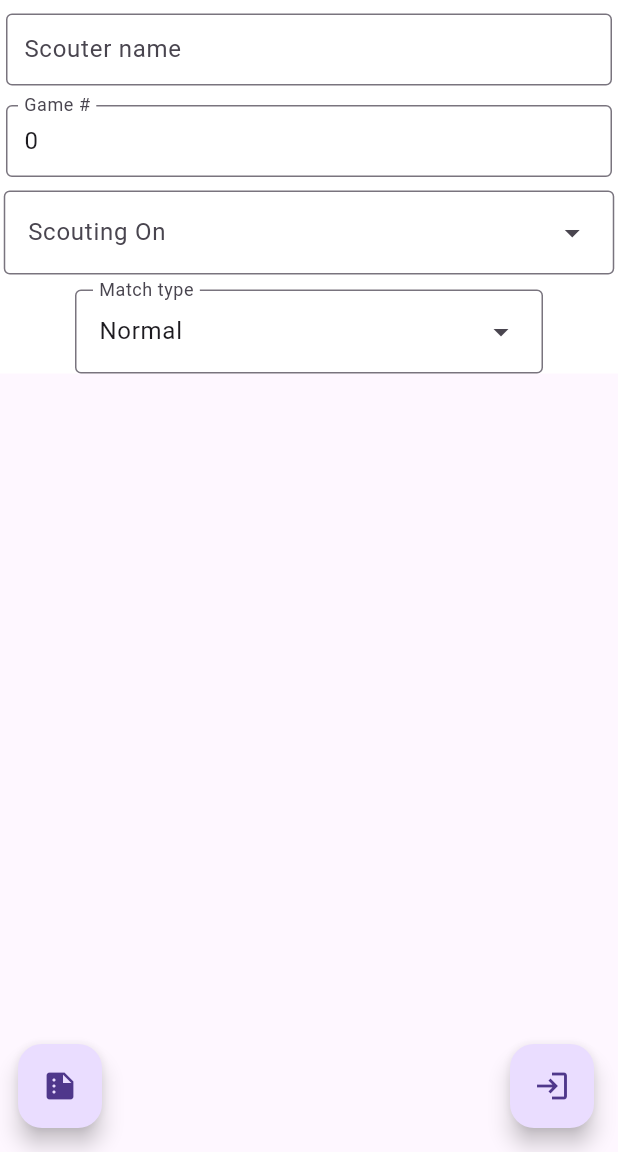
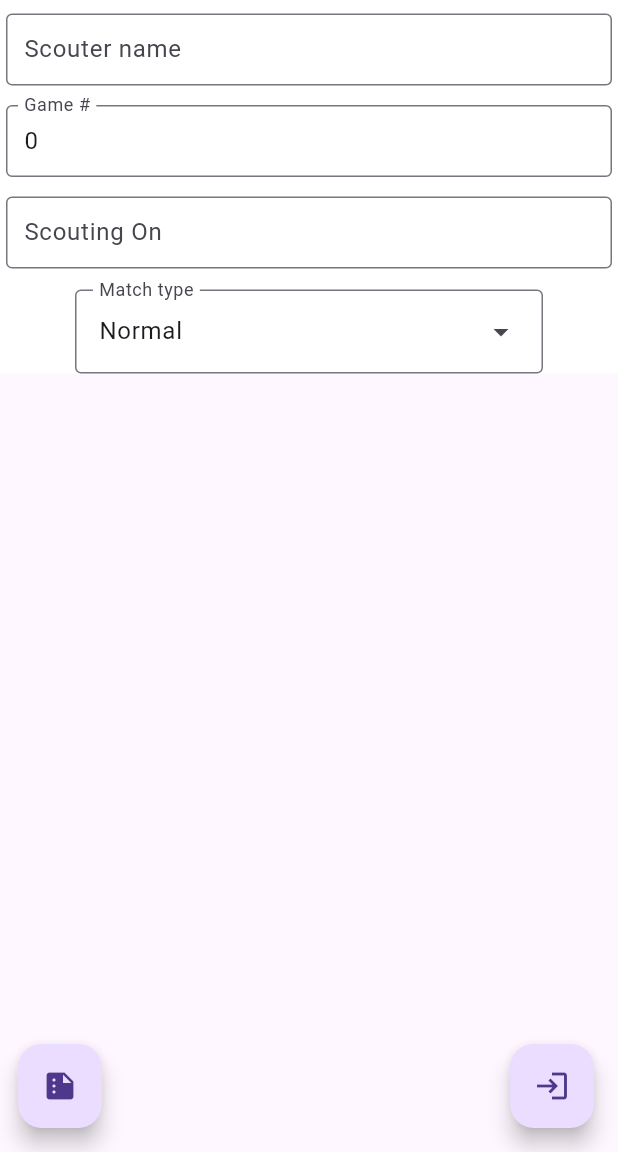
Before and after one commit to ionicbond-robotics/Scouting-Site-2024, a Flutter app: the HomePage screen opened directly, on a phone screen of 412 x 824 dp, the part 84-1236 px from its top. Run offline on Flutter 3.47's test engine with Material 3 defaults, Android fonts, the phone set to English and light mode, and no system bars; our stand-ins replace cloud_firestore, connectivity_plus, firebase_core, fl_chart, shared_preferences; missing offline and left inert: universal_html; accounts and stored records are empty; statements that could not run were skipped.

Commit message:
Added option for inputting any team if the teams data for that game does not exist (#1)

```diff
--- a/lib/pages/home_page.dart
+++ b/lib/pages/home_page.dart
@@ -5,7 +5,6 @@ import 'package:flutter/scheduler.dart';
 // Project imports:
 import 'package:scouting_site/pages/login_page.dart';
 import 'package:scouting_site/pages/summation/averages_page.dart';
-import 'package:scouting_site/pages/summation/scouting_entries_page.dart';
 import 'package:scouting_site/services/formatters/text_formatter_builder.dart';
 import 'package:scouting_site/services/localstorage.dart';
 import 'package:scouting_site/services/scouting/scouting.dart';
@@ -138,28 +137,7 @@ class _HomePageState extends State<HomePage> {
                 formatter: TextFormatterBuilder.integerTextFormatter(),
               ),
               const SizedBox(height: 5),
-              DropdownMenu<String>(
-                label: const Text(
-                  "Scouting On",
-                ),
-                initialSelection: Scouting.data.scoutedTeam,
-                onSelected: (value) {
-                  setState(() {
-                    _selectedTeam = value.toString();
-                    _selectedTeamIndex =
-                        _teams.indexOf(_selectedTeam ?? _teams[0]);
-                    Scouting.data.scoutedTeam = _selectedTeam;
-                  });
-                },
-                textStyle: TextStyle(
-                  color: isRedAllianceTeamSelected
-                      ? Colors.redAccent
-                      : Colors.blueAccent,
-                  fontWeight: FontWeight.bold,
-                ),
-                dropdownMenuEntries: getTeamDropdownEntries(),
-                width: MediaQuery.of(context).size.width - 5,
-              ),
+              getScoutedTeamWidget(isRedAllianceTeamSelected),
               const SizedBox(height: 10),
               DropdownMenu<MatchType>(
                 label: const Text("Match type"),
@@ -213,8 +191,8 @@ class _HomePageState extends State<HomePage> {
 
                   if (scouterName.isEmpty ||
                       _selectedTeam == null ||
-                      gameNumber.isEmpty ||
-                      !_teams.contains(_selectedTeam)) {
+                      (_teams.isNotEmpty && !_teams.contains(_selectedTeam)) ||
+                      (_selectedTeam?.isEmpty ?? true)) {
                     showDialog(
                       context: context,
                       builder: (context) {
@@ -248,6 +226,42 @@ class _HomePageState extends State<HomePage> {
         ],
       ),
     );
+  }
+
+  Widget getScoutedTeamWidget(bool isRedAllianceTeamSelected) {
+    if (_teams.isNotEmpty) {
+      return DropdownMenu<String>(
+        label: const Text(
+          "Scouting On",
+        ),
+        initialSelection: Scouting.data.scoutedTeam,
+        onSelected: (value) {
+          setState(() {
+            _selectedTeam = value.toString();
+            _selectedTeamIndex = _teams.indexOf(_selectedTeam ?? _teams[0]);
+            Scouting.data.scoutedTeam = _selectedTeam;
+          });
+        },
+        textStyle: TextStyle(
+          color:
+              isRedAllianceTeamSelected ? Colors.redAccent : Colors.blueAccent,
+          fontWeight: FontWeight.bold,
+        ),
+        dropdownMenuEntries: getTeamDropdownEntries(),
+        width: MediaQuery.of(context).size.width - 5,
+      );
+    } else {
+      return DialogTextInput(
+        onSubmit: (value) {
+          setState(() {
+            _selectedTeam = value.toString();
+            _selectedTeamIndex = _teams.indexOf(_selectedTeam ?? _teams[0]);
+            Scouting.data.scoutedTeam = _selectedTeam;
+          });
+        },
+        label: "Scouting On",
+      );
+    }
   }
 
   List<DropdownMenuEntry<String>> getTeamDropdownEntries() {
```
